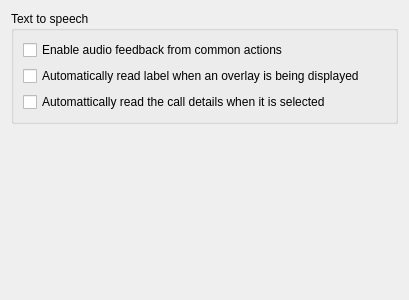
KDE/ring-kde, file src/conf/dlgaccessibility.ui: the form before one commit.
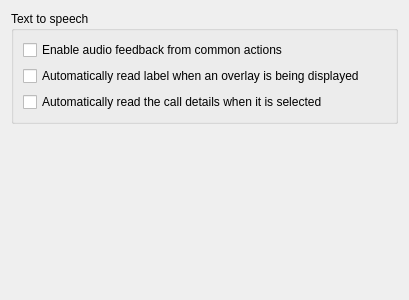
The form after the commit.

```diff
--- a/src/conf/dlgaccessibility.ui
+++ b/src/conf/dlgaccessibility.ui
@@ -37,7 +37,7 @@
       <item>
        <widget class="QCheckBox" name="kcfg_enableReadDetails">
         <property name="text">
-         <string>Automattically read the call details when it is selected</string>
+         <string>Automatically read the call details when it is selected</string>
         </property>
        </widget>
       </item>
```
